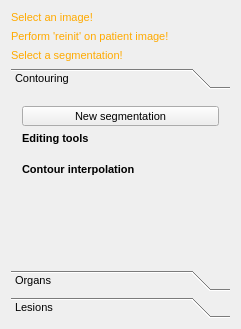
First picture: the form in Modules/Bundles/org.mitk.gui.qt.segmentation/src/internal/QmitkSegmentationControls.ui, repository MITK/MITK, before the edit.
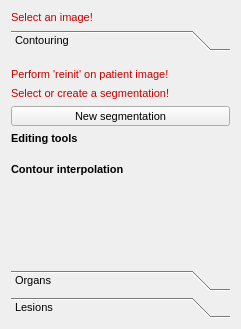
Second picture: the form after the edit. Icons and pictures are not drawn. Custom widgets are drawn as their Qt base class.

Commit message: FIX (#2741): minor GUI improvements: margins and text colors

Diff of the .ui file:
```diff
--- a/Modules/Bundles/org.mitk.gui.qt.segmentation/src/internal/QmitkSegmentationControls.ui
+++ b/Modules/Bundles/org.mitk.gui.qt.segmentation/src/internal/QmitkSegmentationControls.ui
@@ -39,8 +39,26 @@
         <colorrole role="WindowText">
          <brush brushstyle="SolidPattern">
           <color alpha="255">
-           <red>255</red>
-           <green>170</green>
+           <red>200</red>
+           <green>0</green>
+           <blue>0</blue>
+          </color>
+         </brush>
+        </colorrole>
+        <colorrole role="Text">
+         <brush brushstyle="SolidPattern">
+          <color alpha="255">
+           <red>200</red>
+           <green>0</green>
+           <blue>0</blue>
+          </color>
+         </brush>
+        </colorrole>
+        <colorrole role="ButtonText">
+         <brush brushstyle="SolidPattern">
+          <color alpha="255">
+           <red>200</red>
+           <green>0</green>
            <blue>0</blue>
           </color>
          </brush>
@@ -50,8 +68,26 @@
         <colorrole role="WindowText">
          <brush brushstyle="SolidPattern">
           <color alpha="255">
-           <red>255</red>
-           <green>170</green>
+           <red>200</red>
+           <green>0</green>
+           <blue>0</blue>
+          </color>
+         </brush>
+        </colorrole>
+        <colorrole role="Text">
+         <brush brushstyle="SolidPattern">
+          <color alpha="255">
+           <red>200</red>
+           <green>0</green>
+           <blue>0</blue>
+          </color>
+         </brush>
+        </colorrole>
+        <colorrole role="ButtonText">
+         <brush brushstyle="SolidPattern">
+          <color alpha="255">
+           <red>200</red>
+           <green>0</green>
            <blue>0</blue>
           </color>
          </brush>
@@ -67,6 +103,24 @@
           </color>
          </brush>
         </colorrole>
+        <colorrole role="Text">
+         <brush brushstyle="SolidPattern">
+          <color alpha="255">
+           <red>84</red>
+           <green>82</green>
+           <blue>78</blue>
+          </color>
+         </brush>
+        </colorrole>
+        <colorrole role="ButtonText">
+         <brush brushstyle="SolidPattern">
+          <color alpha="255">
+           <red>84</red>
+           <green>82</green>
+           <blue>78</blue>
+          </color>
+         </brush>
+        </colorrole>
        </disabled>
       </palette>
      </property>
@@ -81,106 +135,6 @@
      </property>
     </widget>
    </item>
-   <item>
-    <widget class="QLabel" name="lblAlignmentWarning">
-     <property name="palette">
-      <palette>
-       <active>
-        <colorrole role="WindowText">
-         <brush brushstyle="SolidPattern">
-          <color alpha="255">
-           <red>255</red>
-           <green>170</green>
-           <blue>0</blue>
-          </color>
-         </brush>
-        </colorrole>
-       </active>
-       <inactive>
-        <colorrole role="WindowText">
-         <brush brushstyle="SolidPattern">
-          <color alpha="255">
-           <red>255</red>
-           <green>170</green>
-           <blue>0</blue>
-          </color>
-         </brush>
-        </colorrole>
-       </inactive>
-       <disabled>
-        <colorrole role="WindowText">
-         <brush brushstyle="SolidPattern">
-          <color alpha="255">
-           <red>84</red>
-           <green>82</green>
-           <blue>78</blue>
-          </color>
-         </brush>
-        </colorrole>
-       </disabled>
-      </palette>
-     </property>
-     <property name="font">
-      <font>
-       <weight>50</weight>
-       <bold>false</bold>
-      </font>
-     </property>
-     <property name="text">
-      <string>Perform 'reinit' on patient image!</string>
-     </property>
-    </widget>
-   </item>
-   <item>
-    <widget class="QLabel" name="lblWorkingImageSelectionWarning">
-     <property name="palette">
-      <palette>
-       <active>
-        <colorrole role="WindowText">
-         <brush brushstyle="SolidPattern">
-          <color alpha="255">
-           <red>255</red>
-           <green>170</green>
-           <blue>0</blue>
-          </color>
-         </brush>
-        </colorrole>
-       </active>
-       <inactive>
-        <colorrole role="WindowText">
-         <brush brushstyle="SolidPattern">
-          <color alpha="255">
-           <red>255</red>
-           <green>170</green>
-           <blue>0</blue>
-          </color>
-         </brush>
-        </colorrole>
-       </inactive>
-       <disabled>
-        <colorrole role="WindowText">
-         <brush brushstyle="SolidPattern">
-          <color alpha="255">
-           <red>84</red>
-           <green>82</green>
-           <blue>78</blue>
-          </color>
-         </brush>
-        </colorrole>
-       </disabled>
-      </palette>
-     </property>
-     <property name="font">
-      <font>
-       <weight>50</weight>
-       <bold>false</bold>
-      </font>
-     </property>
-     <property name="text">
-      <string>Select a segmentation!</string>
-     </property>
-    </widget>
-   </item>
    <item>
     <widget class="QToolBox" name="widgetStack">
      <property name="currentIndex">
@@ -192,7 +146,7 @@
         <x>0</x>
         <y>0</y>
         <width>223</width>
-        <height>160</height>
+        <height>202</height>
        </rect>
       </property>
       <attribute name="icon">
@@ -203,6 +157,220 @@
        <string>Contouring</string>
       </attribute>
       <layout class="QVBoxLayout" name="verticalLayout">
+       <property name="leftMargin">
+        <number>0</number>
+       </property>
+       <property name="rightMargin">
+        <number>0</number>
+       </property>
+       <item>
+        <widget class="QLabel" name="lblAlignmentWarning">
+         <property name="palette">
+          <palette>
+           <active>
+            <colorrole role="WindowText">
+             <brush brushstyle="SolidPattern">
+              <color alpha="255">
+               <red>200</red>
+               <green>0</green>
+               <blue>0</blue>
+              </color>
+             </brush>
+            </colorrole>
+            <colorrole role="Text">
+             <brush brushstyle="SolidPattern">
+              <color alpha="255">
+               <red>200</red>
+               <green>0</green>
+               <blue>0</blue>
+              </color>
+             </brush>
+            </colorrole>
+            <colorrole role="ButtonText">
+             <brush brushstyle="SolidPattern">
+              <color alpha="255">
+               <red>200</red>
+               <green>0</green>
+               <blue>0</blue>
+              </color>
+             </brush>
+            </colorrole>
+           </active>
+           <inactive>
+            <colorrole role="WindowText">
+             <brush brushstyle="SolidPattern">
+              <color alpha="255">
+               <red>200</red>
+               <green>0</green>
+               <blue>0</blue>
+              </color>
+             </brush>
+            </colorrole>
+            <colorrole role="Text">
+             <brush brushstyle="SolidPattern">
+              <color alpha="255">
+               <red>200</red>
+               <green>0</green>
+               <blue>0</blue>
+              </color>
+             </brush>
+            </colorrole>
+            <colorrole role="ButtonText">
+             <brush brushstyle="SolidPattern">
+              <color alpha="255">
+               <red>200</red>
+               <green>0</green>
+               <blue>0</blue>
+              </color>
+             </brush>
+            </colorrole>
+           </inactive>
+           <disabled>
+            <colorrole role="WindowText">
+             <brush brushstyle="SolidPattern">
+              <color alpha="255">
+               <red>84</red>
+               <green>82</green>
+               <blue>78</blue>
+              </color>
+             </brush>
+            </colorrole>
+            <colorrole role="Text">
+             <brush brushstyle="SolidPattern">
+              <color alpha="255">
+               <red>84</red>
+               <green>82</green>
+               <blue>78</blue>
+              </color>
+             </brush>
+            </colorrole>
+            <colorrole role="ButtonText">
+             <brush brushstyle="SolidPattern">
+              <color alpha="255">
+               <red>84</red>
+               <green>82</green>
+               <blue>78</blue>
+              </color>
+             </brush>
+            </colorrole>
+           </disabled>
+          </palette>
+         </property>
+         <property name="font">
+          <font>
+           <weight>50</weight>
+           <bold>false</bold>
+          </font>
+         </property>
+         <property name="text">
+          <string>Perform 'reinit' on patient image!</string>
+         </property>
+        </widget>
+       </item>
+       <item>
+        <widget class="QLabel" name="lblWorkingImageSelectionWarning">
+         <property name="palette">
+          <palette>
+           <active>
+            <colorrole role="WindowText">
+             <brush brushstyle="SolidPattern">
+              <color alpha="255">
+               <red>200</red>
+               <green>0</green>
+               <blue>0</blue>
+              </color>
+             </brush>
+            </colorrole>
+            <colorrole role="Text">
+             <brush brushstyle="SolidPattern">
+              <color alpha="255">
+               <red>200</red>
+               <green>0</green>
+               <blue>0</blue>
+              </color>
+             </brush>
+            </colorrole>
+            <colorrole role="ButtonText">
+             <brush brushstyle="SolidPattern">
+              <color alpha="255">
+               <red>200</red>
+               <green>0</green>
+               <blue>0</blue>
+              </color>
+             </brush>
+            </colorrole>
+           </active>
+           <inactive>
+            <colorrole role="WindowText">
+             <brush brushstyle="SolidPattern">
+              <color alpha="255">
+               <red>200</red>
+               <green>0</green>
+               <blue>0</blue>
+              </color>
+             </brush>
+            </colorrole>
+            <colorrole role="Text">
+             <brush brushstyle="SolidPattern">
+              <color alpha="255">
+               <red>200</red>
+               <green>0</green>
+               <blue>0</blue>
+              </color>
+             </brush>
+            </colorrole>
+            <colorrole role="ButtonText">
+             <brush brushstyle="SolidPattern">
+              <color alpha="255">
+               <red>200</red>
+               <green>0</green>
+               <blue>0</blue>
+              </color>
+             </brush>
+            </colorrole>
+           </inactive>
+           <disabled>
+            <colorrole role="WindowText">
+             <brush brushstyle="SolidPattern">
+              <color alpha="255">
+               <red>84</red>
+               <green>82</green>
+               <blue>78</blue>
+              </color>
+             </brush>
+            </colorrole>
+            <colorrole role="Text">
+             <brush brushstyle="SolidPattern">
+              <color alpha="255">
+               <red>84</red>
+               <green>82</green>
+               <blue>78</blue>
+              </color>
+             </brush>
+            </colorrole>
+            <colorrole role="ButtonText">
+             <brush brushstyle="SolidPattern">
+              <color alpha="255">
+               <red>84</red>
+               <green>82</green>
+               <blue>78</blue>
+              </color>
+             </brush>
+            </colorrole>
+           </disabled>
+          </palette>
+         </property>
+         <property name="font">
+          <font>
+           <weight>50</weight>
+           <bold>false</bold>
+          </font>
+         </property>
+         <property name="text">
+          <string>Select or create a segmentation!</string>
+         </property>
+        </widget>
+       </item>
        <item>
         <widget class="QToolButton" name="btnNewSegmentation">
          <property name="sizePolicy">
```
Left out of the diff: 16 changed lines with no effect on the pictures.
